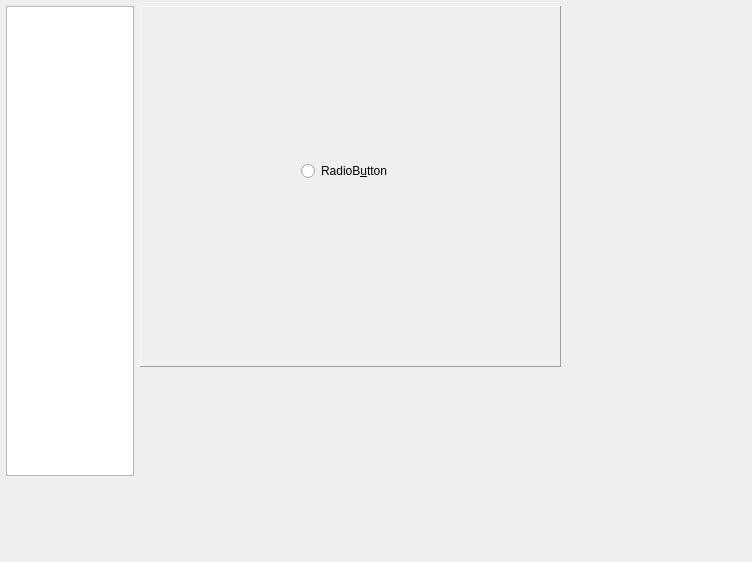
Before: the Qt Designer form ui/configdialog.ui in orestesmas/pycirkuit, drawn with Qt 5.
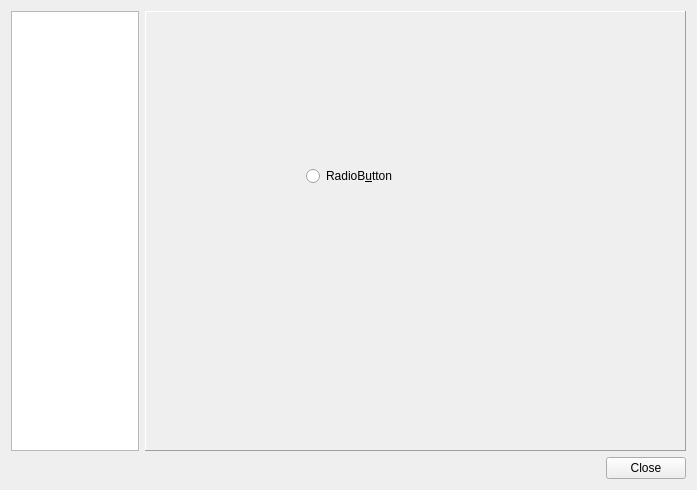
After: the same form once the commit is applied.

Patch:
```diff
--- a/ui/configdialog.ui
+++ b/ui/configdialog.ui
@@ -6,22 +6,18 @@
    <rect>
     <x>0</x>
     <y>0</y>
-    <width>752</width>
-    <height>562</height>
+    <width>697</width>
+    <height>490</height>
    </rect>
   </property>
   <property name="windowTitle">
    <string>Config Dialog</string>
   </property>
+  <layout class="QVBoxLayout" name="verticalLayout">
+   <item>
+    <layout class="QHBoxLayout" name="horizontalLayout">
+     <item>
   <widget class="QListWidget" name="listWidget">
-   <property name="geometry">
-    <rect>
-     <x>6</x>
-     <y>6</y>
-     <width>128</width>
-     <height>470</height>
-    </rect>
-   </property>
    <property name="maximumSize">
     <size>
      <width>128</width>
@@ -44,15 +40,9 @@
     <enum>QListView::IconMode</enum>
    </property>
   </widget>
+     </item>
+     <item>
   <widget class="QStackedWidget" name="stackedWidget">
-   <property name="geometry">
-    <rect>
-     <x>140</x>
-     <y>6</y>
-     <width>421</width>
-     <height>361</height>
-    </rect>
-   </property>
    <property name="frameShape">
     <enum>QFrame::Panel</enum>
    </property>
@@ -93,7 +83,41 @@
     </widget>
    </widget>
   </widget>
- </widget>
+     </item>
+    </layout>
+   </item>
+   <item>
+    <layout class="QHBoxLayout" name="horizontalLayout_2">
+     <item>
+      <spacer name="horizontalSpacer">
+       <property name="orientation">
+        <enum>Qt::Horizontal</enum>
+       </property>
+       <property name="sizeHint" stdset="0">
+        <size>
+         <width>40</width>
+         <height>20</height>
+        </size>
+       </property>
+      </spacer>
+     </item>
+     <item>
+      <widget class="QPushButton" name="closeButton">
+       <property name="text">
+        <string>Close</string>
+       </property>
+      </widget>
+     </item>
+    </layout>
+   </item>
+  </layout>
+ </widget>
+ <tabstops>
+  <tabstop>listWidget</tabstop>
+  <tabstop>pushButton</tabstop>
+  <tabstop>closeButton</tabstop>
+  <tabstop>radioButton</tabstop>
+ </tabstops>
  <resources/>
  <connections/>
 </ui>
```
Left out of the diff: 23 changed lines with no effect on the pictures. Lines whose indentation alone changed are shown as unchanged.
